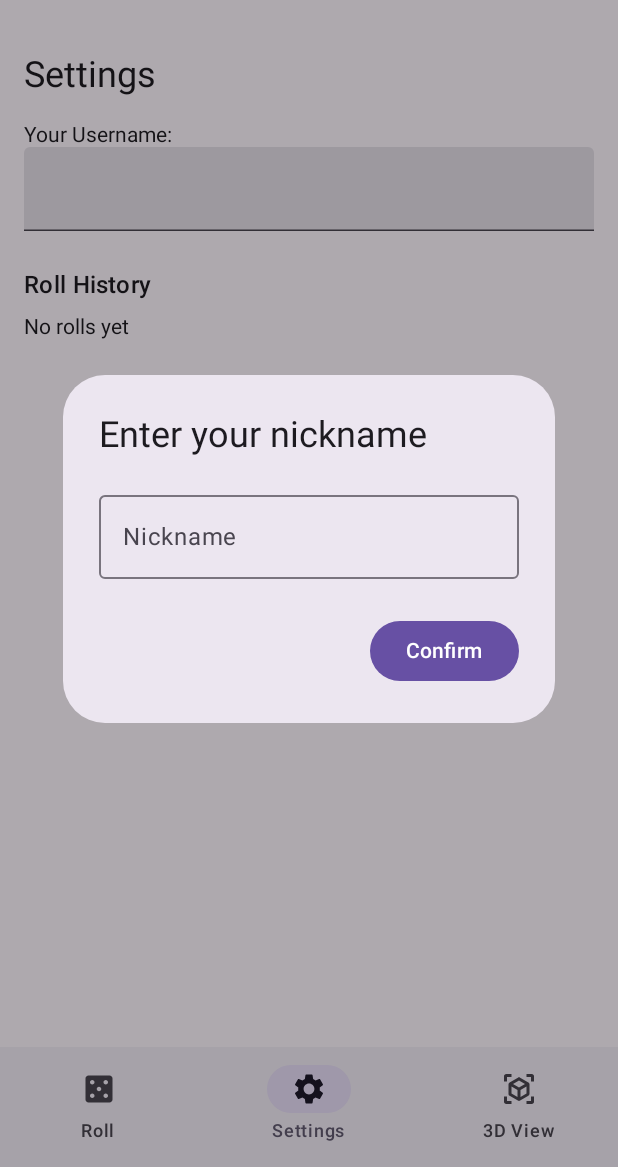
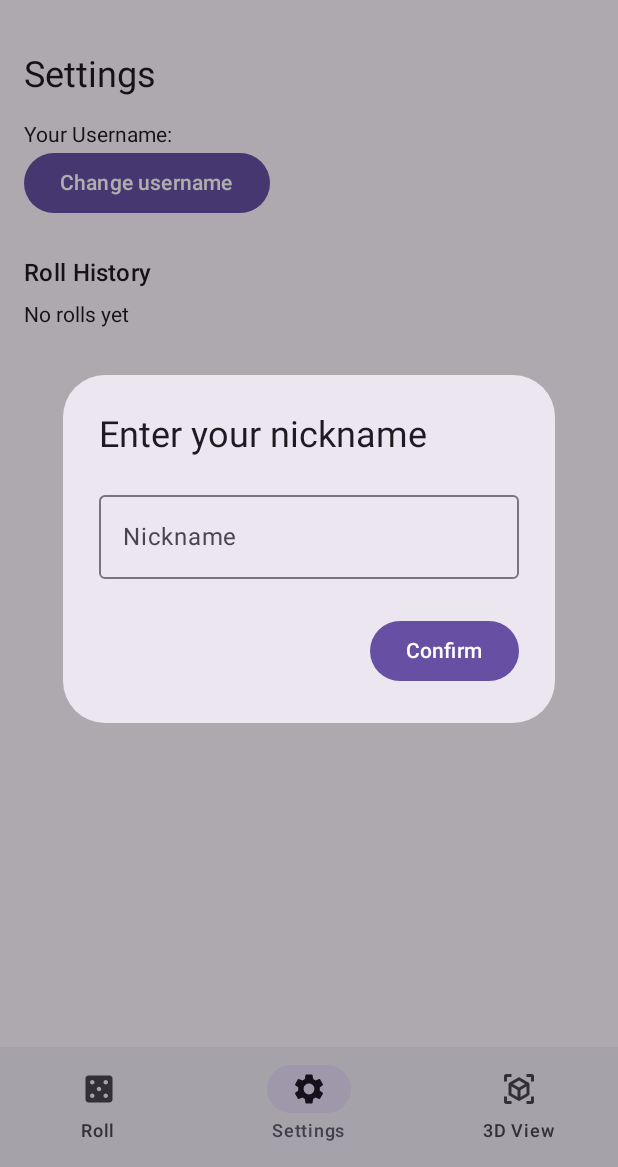
Before and after one commit to Kumo-chan/DMA-dice-roller-mini-projet, an Android app built with Jetpack Compose: the screen it shows after launch (MainActivity), item 2 of the bottom bar chosen, on a phone screen of 412 x 824 dp, the part 69-1236 px from its top. Run offline under Robolectric (Android 15) with nearby library versions, the phone set to English and light mode, and no system bars; 5 statements that could not run were skipped.

Commit message:
feat: change way to change name

```diff
--- a/app/src/main/java/ch/heigvd/iict/dma/dice/roller/ui/Layout.kt
+++ b/app/src/main/java/ch/heigvd/iict/dma/dice/roller/ui/Layout.kt
@@ -154,16 +154,12 @@ class Layout {
             Text("Settings", style = MaterialTheme.typography.headlineSmall)
             Spacer(modifier = Modifier.height(16.dp))
 
-            Text("Your Username:")
-            TextField(
-                value = usernameState,
-                onValueChange = {
-                    usernameState = it
-                    onUsernameChanged(it.text)
-                },
-                singleLine = true,
-                modifier = Modifier.fillMaxWidth()
-            )
+            Text("Your Username: $username")
+            Button(onClick = {
+                onUsernameChanged("")
+            }) {
+                Text("Change username")
+            }
 
             Spacer(modifier = Modifier.height(24.dp))
 
```
